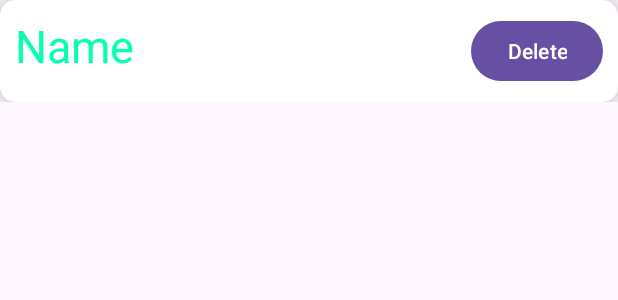
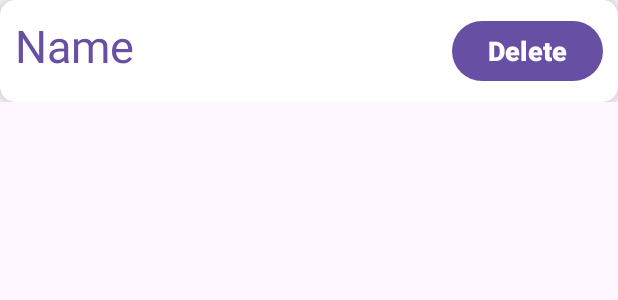
Before and after one commit to indrakishore/Developers-Community, an Android app: the layout card.xml on its own in the app's theme, with its tools: preview values and no code run, on a phone screen of 412 x 824 dp. Shown: the top 300 px of the screen. Run offline under Robolectric (Android 15) with nearby library versions, the phone set to English and light mode, and no system bars.

Commit message:
activity xml and card xml file changed according to required layout,issue #1

```diff
--- a/ToDoListAppByAnurag0git/app/src/main/res/layout/card.xml
+++ b/ToDoListAppByAnurag0git/app/src/main/res/layout/card.xml
@@ -23,20 +23,25 @@
                 android:padding="10dp">
         <TextView
             android:id="@+id/name"
-            android:layout_width="wrap_content"
+            android:layout_width="match_parent"
             android:layout_height="wrap_content"
             android:text="Name"
-            android:textColor="#07FFB1"
+            android:textColor="#6750A3"
             android:textFontWeight="1000"
+            android:textStyle="bold"
             android:textSize="30dp"/>
 
         <Button
-            android:id="@+id/button"
+            android:id="@+id/delete"
             android:layout_width="wrap_content"
             android:layout_height="wrap_content"
             android:layout_alignParentEnd="true"
             android:text="Delete"
-            android:layout_alignParentRight="true"/>
+            android:layout_alignParentRight="true"
+            android:textStyle="bold"
+            android:textSize="18dp"
+
+            />
 
 
             </RelativeLayout>
```
Also changed, not shown: ToDoListAppByAnurag0git/app/src/main/res/layout/activity_main.xml (+16 -17 lines).
